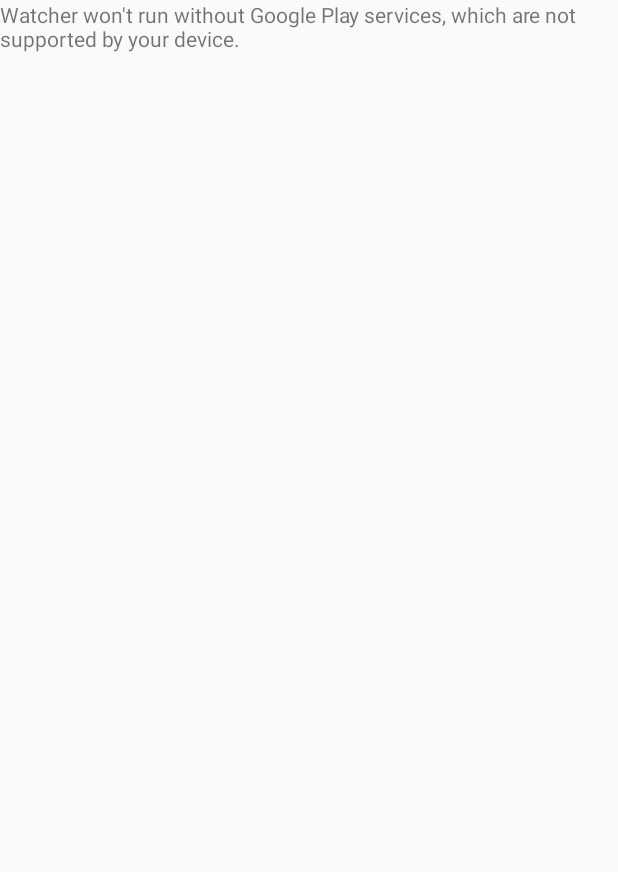
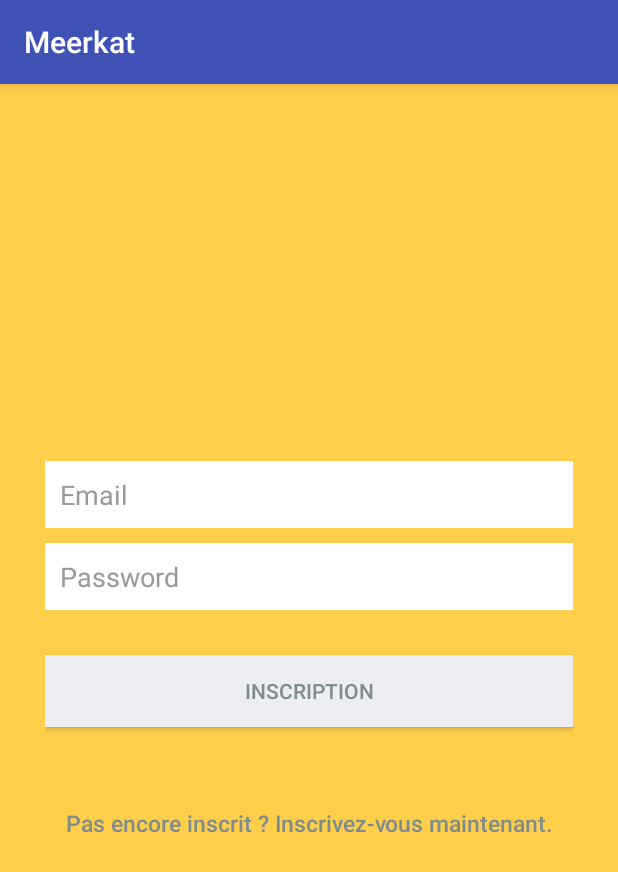
Before and after one commit to elpatinetto/MyWatcher, an Android app: the screen it shows after launch (MapsActivity before the commit, ConnexionActivity after it), on a phone screen of 412 x 824 dp. Shown: the top 872 px of the screen. Run offline under Robolectric (Android 15) with nearby library versions, the phone set to English and light mode, and no system bars.

Commit message:
Page connexion

```diff
--- /dev/null
+++ b/app/src/main/java/com/example/nono/watcher/ConnexionActivity.java
@@ -0,0 +1,28 @@
+package com.example.nono.watcher;
+
+import android.content.Intent;
+import android.support.v7.app.AppCompatActivity;
+import android.os.Bundle;
+import android.view.View;
+import android.widget.Button;
+
+public class ConnexionActivity extends AppCompatActivity {
+
+    private Button btnConnexion;
+    @Override
+    protected void onCreate(Bundle savedInstanceState) {
+        super.onCreate(savedInstanceState);
+        setContentView(R.layout.activity_connexion);
+        btnConnexion = (Button) findViewById(R.id.btnConn);
+
+        btnConnexion.setOnClickListener(new View.OnClickListener() {
+            @Override
+            public void onClick(View v) {
+                Intent i = new Intent(ConnexionActivity.this, MapsActivity.class);
+                startActivity(i);
+                finish();
+            }
+        });
+
+    }
+}
--- a/app/src/main/java/com/example/nono/watcher/MapsActivity.java
+++ b/app/src/main/java/com/example/nono/watcher/MapsActivity.java
@@ -20,7 +20,7 @@ import com.google.android.gms.maps.GoogleMap;
 import com.google.android.gms.maps.OnMapReadyCallback;
 import com.google.android.gms.maps.SupportMapFragment;
 import com.google.android.gms.maps.model.LatLng;
-import com.google.android.gms.maps.model.MarkerOptions;
+
 
 
 import org.apache.http.HttpEntity;
@@ -52,6 +52,7 @@ public class MapsActivity extends FragmentActivity implements OnMapReadyCallback
     String nom = "lodou";
     String lat;
     String longitude;
+
 
     @Override
     protected void onCreate(Bundle savedInstanceState) {
--- /dev/null
+++ b/app/src/main/res/layout/activity_connexion.xml
@@ -0,0 +1,67 @@
+<?xml version="1.0" encoding="utf-8"?>
+<LinearLayout xmlns:android="http://schemas.android.com/apk/res/android"
+    android:layout_width="fill_parent"
+    android:layout_height="fill_parent"
+    android:background="@color/bg_connexion"
+    android:gravity="center"
+    android:orientation="vertical"
+    android:padding="10dp" >
+
+    <LinearLayout
+        android:layout_width="fill_parent"
+        android:layout_height="wrap_content"
+        android:layout_gravity="center"
+        android:orientation="vertical"
+        android:paddingLeft="20dp"
+        android:paddingRight="20dp" >
+
+        <EditText
+            android:id="@+id/email"
+            android:layout_width="fill_parent"
+            android:layout_height="wrap_content"
+            android:layout_marginBottom="10dp"
+            android:background="@color/white"
+            android:hint="@string/hint_email"
+            android:inputType="textEmailAddress"
+            android:padding="10dp"
+            android:singleLine="true"
+            android:textColor="@color/input_login"
+            android:textColorHint="@color/input_login_hint" />
+        <EditText
+            android:id="@+id/password"
+            android:layout_width="fill_parent"
+            android:layout_height="wrap_content"
+            android:layout_marginBottom="10dp"
+            android:background="@color/white"
+            android:hint="@string/hint_password"
+            android:inputType="textPassword"
+            android:padding="10dp"
+            android:singleLine="true"
+            android:textColor="@color/input_login"
+            android:textColorHint="@color/input_login_hint" />
+
+        <!-- Login Button -->
+
+        <Button
+            android:id="@+id/btnConn"
+            android:layout_width="fill_parent"
+            android:layout_height="wrap_content"
+            android:layout_marginTop="20dip"
+            android:background="@color/btn_login_bg"
+            android:text="@string/btn_inscription"
+            android:textColor="@color/btn_login" />
+
+        <!-- Link to Login Screen -->
+        <Button
+            android:id="@+id/btnLinkToRegisterScreen"
+            android:layout_width="fill_parent"
+            android:layout_height="wrap_content"
+            android:layout_marginTop="40dip"
+            android:background="@null"
+            android:text="@string/btn_lien_inscription"
+            android:textAllCaps="false"
+            android:textColor="@color/btn_login"
+            android:textSize="15dp" />
+    </LinearLayout>
+
+</LinearLayout>
--- /dev/null
+++ b/app/src/main/res/values-w820dp/dimens.xml
@@ -0,0 +1,6 @@
+<resources>
+    <!-- Example customization of dimensions originally defined in res/values/dimens.xml
+         (such as screen margins) for screens with more than 820dp of available width. This
+         would include 7" and 10" devices in landscape (~960dp and ~1280dp respectively). -->
+    <dimen name="activity_horizontal_margin">64dp</dimen>
+</resources>
--- a/app/src/main/res/values/colors.xml
+++ b/app/src/main/res/values/colors.xml
@@ -3,4 +3,17 @@
     <color name="colorPrimary">#3F51B5</color>
     <color name="colorPrimaryDark">#303F9F</color>
     <color name="colorAccent">#FF4081</color>
+    <color name="bg_connexion">#ffcf4b</color>
+    <color name="bg_inscription">#2e3237</color>
+    <color name="bg_main">#428bca</color>
+    <color name="white">#ffffff</color>
+    <color name="input_login">#222222</color>
+    <color name="input_login_hint">#999999</color>
+    <color name="input_register">#888888</color>
+    <color name="input_register_bg">#3b4148</color>
+    <color name="input_register_hint">#5e6266</color>
+    <color name="btn_login">#7f8c8d</color>
+    <color name="btn_login_bg">#eceef1</color>
+    <color name="lbl_name">#333333</color>
+    <color name="btn_logut_bg">#ff6861</color>
 </resources>
--- /dev/null
+++ b/app/src/main/res/values/dimens.xml
@@ -0,0 +1,5 @@
+<resources>
+    <!-- Default screen margins, per the Android Design guidelines. -->
+    <dimen name="activity_horizontal_margin">16dp</dimen>
+    <dimen name="activity_vertical_margin">16dp</dimen>
+</resources>
--- a/app/src/main/res/values/strings.xml
+++ b/app/src/main/res/values/strings.xml
@@ -1,4 +1,14 @@
 <resources>
-    <string name="app_name">Watcher</string>
     <string name="title_activity_maps">Map</string>
+    <string name="app_name">Meerkat</string>
+    <string name="hint_email">Email</string>
+    <string name="hint_password">Password</string>
+    <string name="hint_name">Nom Complet</string>
+    <string name="btn_connexion">CONNEXION</string>
+    <string name="btn_inscription">INSCRIPTION</string>
+    <string name="btn_lien_inscription">Pas encore inscrit ? Inscrivez-vous maintenant.</string>
+    <string name="btn_lien_connexion">Déja inscris! Connectez-vous.</string>
+    <string name="welcome">Bienvenue</string>
+    <string name="btn_deconnexion">DECONNEXION</string>
+    <string name="name">Nom Complet</string>
 </resources>
```
Also changed, not shown: app/src/main/AndroidManifest.xml (+14 -9 lines), app/src/main/java/com/example/nono/watcher/BootCompletedIntentReceiver.java (added, +19 -0 lines), app/src/main/java/com/example/nono/watcher/LocationWebService.java (added, +64 -0 lines), app/src/main/java/com/example/nono/watcher/MyService.java (added, +126 -0 lines).
